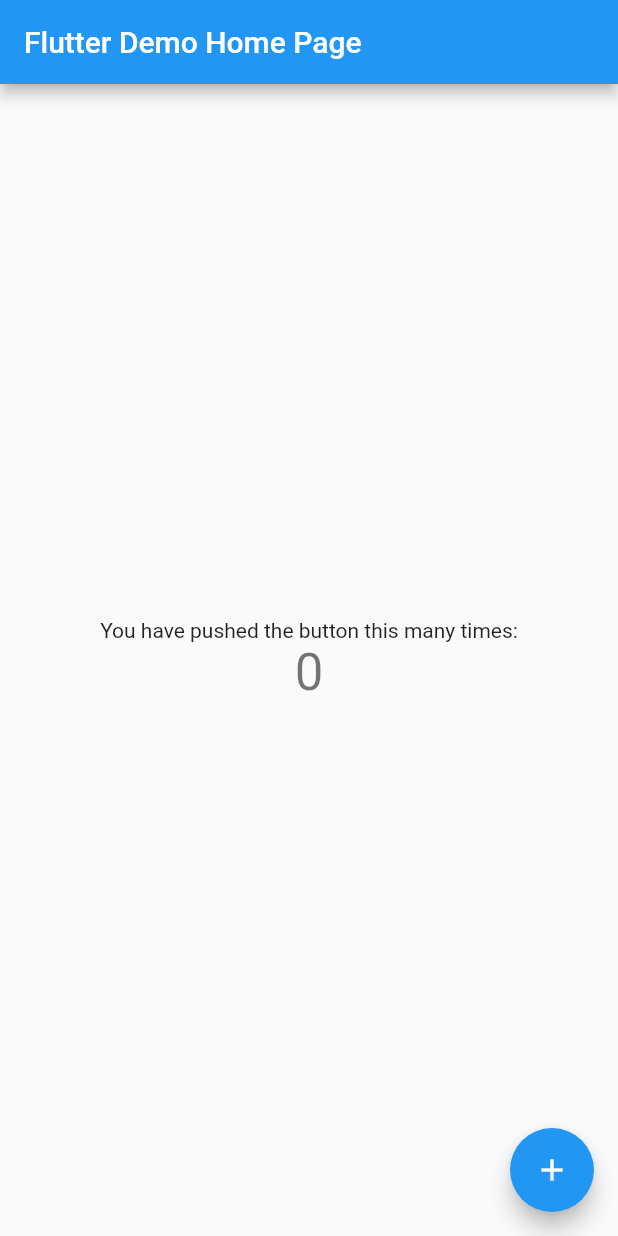
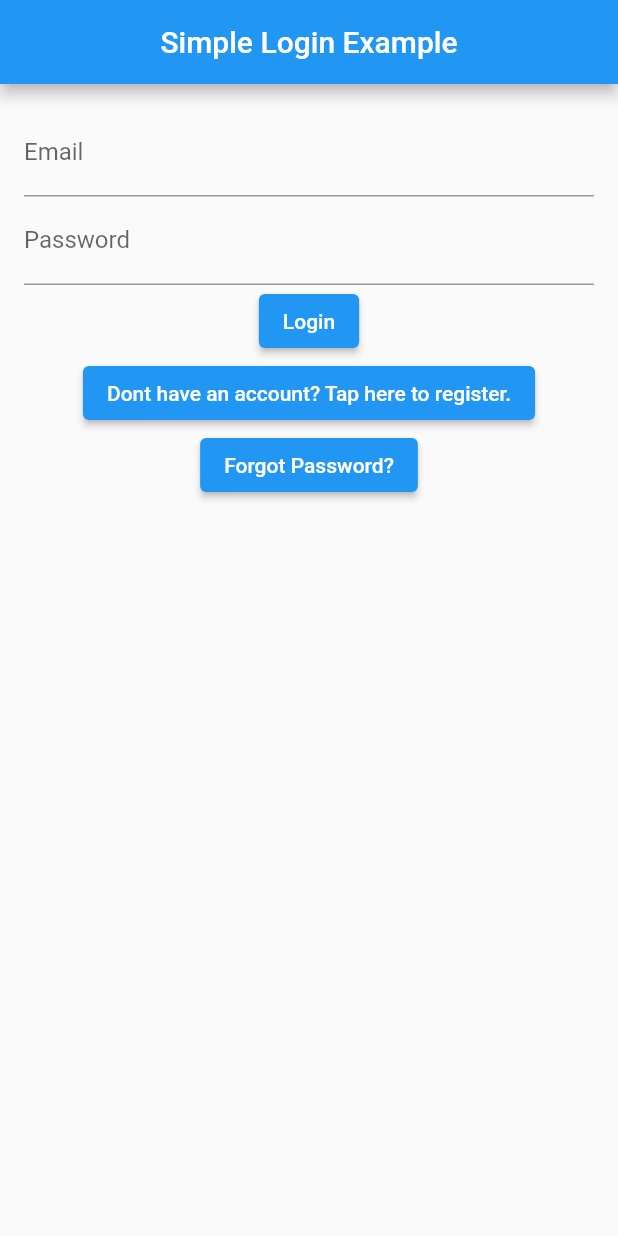
Before and after one commit to zaher88abd/Flutter_Amplfiy, a Flutter app: the screen it shows after launch, on a phone screen of 412 x 824 dp. Run offline on Flutter 3.47's test engine with Material 2 defaults, Android fonts, the phone set to English and light mode, and no system bars; missing offline and left inert: amplify_auth_cognito, amplify_flutter.

Commit message:
SingUp new user

```diff
--- a/amplify/team-provider-info.json
+++ b/amplify/team-provider-info.json
@@ -10,6 +10,11 @@
             "StackName": "amplify-flutteramplifytutoir-dev-222748",
             "StackId": "arn:aws:cloudformation:us-east-1:160325224335:stack/amplify-flutteramplifytutoir-dev-222748/0b514710-807f-11eb-b1de-1271b8f35690",
             "AmplifyAppId": "d3gyj3fnvxlxqt"
+        },
+        "categories": {
+            "auth": {
+                "flutteramplifytutoirdc1baaf2": {}
+            }
         }
     }
 }
--- a/lib/amplifyconfiguration.dart
+++ b/lib/amplifyconfiguration.dart
@@ -1,4 +1,36 @@
 const amplifyconfig = ''' {
     "UserAgent": "aws-amplify-cli/2.0",
-    "Version": "1.0"
+    "Version": "1.0",
+    "auth": {
+        "plugins": {
+            "awsCognitoAuthPlugin": {
+                "UserAgent": "aws-amplify-cli/0.1.0",
+                "Version": "0.1.0",
+                "IdentityManager": {
+                    "Default": {}
+                },
+                "CredentialsProvider": {
+                    "CognitoIdentity": {
+                        "Default": {
+                            "PoolId": "us-east-1:47bcae7e-b29d-4c83-860d-429f1e706f12",
+                            "Region": "us-east-1"
+                        }
+                    }
+                },
+                "CognitoUserPool": {
+                    "Default": {
+                        "PoolId": "us-east-1_nRUwiIboW",
+                        "AppClientId": "58oainkapr98std0m33pfhtb9m",
+                        "AppClientSecret": "62lqc96j4frstbhfg0ojv30f9b8h8ns698std4hqqlgk9u2pe3p",
+                        "Region": "us-east-1"
+                    }
+                },
+                "Auth": {
+                    "Default": {
+                        "authenticationFlowType": "USER_SRP_AUTH"
+                    }
+                }
+            }
+        }
+    }
 }''';
--- a/lib/main.dart
+++ b/lib/main.dart
@@ -2,7 +2,7 @@
 
 // Amplify Flutter Packages
 import 'package:amplify_flutter/amplify.dart';
-import 'package:amplify_analytics_pinpoint/amplify_analytics_pinpoint.dart';
+// import 'package:amplify_analytics_pinpoint/amplify_analytics_pinpoint.dart';
 import 'package:amplify_auth_cognito/amplify_auth_cognito.dart';
 
 // Generated in previous step
@@ -73,6 +73,16 @@
     });
   }
 
+  // Future<String> _signIn(LoginData data) async {
+  //   print("singup");
+  //   return '';
+  // }
+
+  // Future<String> _singUp(LoginData data) async {
+  //   print("singup");
+  //   return '';
+  // }
+
   @override
   Widget build(BuildContext context) {
     // This method is rerun every time setState is called, for instance as done
@@ -81,55 +91,17 @@
     // The Flutter framework has been optimized to make rerunning build methods
     // fast, so that you can just rebuild anything that needs updating rather
     // than having to individually change instances of widgets.
-    return Scaffold(
-      appBar: AppBar(
-        // Here we take the value from the MyHomePage object that was created by
-        // the App.build method, and use it to set our appbar title.
-        title: Text(widget.title),
-      ),
-      body: Center(
-        // Center is a layout widget. It takes a single child and positions it
-        // in the middle of the parent.
-        child: Column(
-          // Column is also a layout widget. It takes a list of children and
-          // arranges them vertically. By default, it sizes itself to fit its
-          // children horizontally, and tries to be as tall as its parent.
-          //
-          // Invoke "debug painting" (press "p" in the console, choose the
-          // "Toggle Debug Paint" action from the Flutter Inspector in Android
-          // Studio, or the "Toggle Debug Paint" command in Visual Studio Code)
-          // to see the wireframe for each widget.
-          //
-          // Column has various properties to control how it sizes itself and
-          // how it positions its children. Here we use mainAxisAlignment to
-          // center the children vertically; the main axis here is the vertical
-          // axis because Columns are vertical (the cross axis would be
-          // horizontal).
-          mainAxisAlignment: MainAxisAlignment.center,
-          children: <Widget>[
-            Text(
-              'You have pushed the button this many times:',
-            ),
-            Text(
-              '$_counter',
-              style: Theme.of(context).textTheme.headline4,
-            ),
-          ],
-        ),
-      ),
-      floatingActionButton: FloatingActionButton(
-        onPressed: _incrementCounter,
-        tooltip: 'Increment',
-        child: Icon(Icons.add),
-      ), // This trailing comma makes auto-formatting nicer for build methods.
+    return new MaterialApp(
+      title: 'Flutter Simple Login Demo',
+      theme: new ThemeData(primarySwatch: Colors.blue),
+      home: new LoginPage(),
     );
   }
 
   void _configureAmplify() async {
     // Add Pinpoint and Cognito Plugins, or any other plugins you want to use
-    AmplifyAnalyticsPinpoint analyticsPlugin = AmplifyAnalyticsPinpoint();
     AmplifyAuthCognito authPlugin = AmplifyAuthCognito();
-    Amplify.addPlugins([authPlugin, analyticsPlugin]);
+    Amplify.addPlugins([authPlugin]);
 
     // Once Plugins are added, configure Amplify
     // Note: Amplify can only be configured once.
@@ -141,3 +113,167 @@
     }
   }
 }
+
+class LoginPage extends StatefulWidget {
+  @override
+  State<StatefulWidget> createState() => _LoginPageState();
+}
+
+// Used for controlling whether the user is loggin or creating an account
+enum FormType { login, register }
+
+class _LoginPageState extends State<LoginPage> {
+  final TextEditingController _emailFilter = new TextEditingController();
+  final TextEditingController _passwordFilter = new TextEditingController();
+  String _email = "";
+  String _password = "";
+  FormType _form = FormType
+      .login; // our default setting is to login, and we should switch to creating an account when the user chooses to
+
+  var isSignUpComplete = false;
+  _LoginPageState() {
+    _emailFilter.addListener(_emailListen);
+    _passwordFilter.addListener(_passwordListen);
+  }
+
+  void _emailListen() {
+    if (_emailFilter.text.isEmpty) {
+      _email = "";
+    } else {
+      _email = _emailFilter.text;
+    }
+  }
+
+  void _passwordListen() {
+    if (_passwordFilter.text.isEmpty) {
+      _password = "";
+    } else {
+      _password = _passwordFilter.text;
+    }
+  }
+
+  // Swap in between our two forms, registering and logging in
+  void _formChange() async {
+    setState(() {
+      if (_form == FormType.register) {
+        _form = FormType.login;
+      } else {
+        _form = FormType.register;
+      }
+    });
+  }
+
+  @override
+  Widget build(BuildContext context) {
+    return new Scaffold(
+      appBar: _buildBar(context),
+      body: new Container(
+        padding: EdgeInsets.all(16.0),
+        child: new Column(
+          children: <Widget>[
+            _buildTextFields(),
+            _buildButtons(),
+          ],
+        ),
+      ),
+    );
+  }
+
+  Widget _buildBar(BuildContext context) {
+    return new AppBar(
+      title: new Text("Simple Login Example"),
+      centerTitle: true,
+    );
+  }
+
+  Widget _buildTextFields() {
+    return new Container(
+      child: new Column(
+        children: <Widget>[
+          new Container(
+            child: new TextField(
+              controller: _emailFilter,
+              decoration: new InputDecoration(labelText: 'Email'),
+            ),
+          ),
+          new Container(
+            child: new TextField(
+              controller: _passwordFilter,
+              decoration: new InputDecoration(labelText: 'Password'),
+              obscureText: true,
+            ),
+          )
+        ],
+      ),
+    );
+  }
+
+  Widget _buildButtons() {
+    if (_form == FormType.login) {
+      return Container(
+        child: Column(
+          children: <Widget>[
+            ElevatedButton(
+              child: Text('Login'),
+              onPressed: _loginPressed,
+            ),
+            ElevatedButton(
+              child: Text('Dont have an account? Tap here to register.'),
+              onPressed: _formChange,
+            ),
+            ElevatedButton(
+              child: Text('Forgot Password?'),
+              onPressed: _passwordReset,
+            )
+          ],
+        ),
+      );
+    } else {
+      return Container(
+        child: Column(
+          children: <Widget>[
+            ElevatedButton(
+              child: Text('Create an Account'),
+              onPressed: _createAccountPressed,
+            ),
+            TextButton(
+              child: Text('Have an account? Click here to login.'),
+              onPressed: _formChange,
+            )
+          ],
+        ),
+      );
+    }
+  }
+
+  // These functions can self contain any user auth logic required, they all have access to _email and _password
+
+  void _loginPressed() async {
+    print('The user wants to login with $_email and $_password');
+  }
+
+  void _createAccountPressed() async {
+    try {
+      Map<String, String> userAttributes = {
+        'email': _email,
+        'phone_number': '+15559101234',
+        // additional attributes as needed
+      };
+      SignUpResult res = await Amplify.Auth.signUp(
+          username: _email,
+          password: _password,
+          options: CognitoSignUpOptions(userAttributes: userAttributes));
+
+      print("SingUp" + (res.isSignUpComplete ? "Complete" : "Not Complete"));
+
+      print('The user wants to create an accoutn with $_email and $_password');
+      _formChange();
+    } on AuthException catch (e) {
+      print(e.message);
+    }
+  }
+
+  void _passwordReset() {
+    print("The user wants a password reset request sent to $_email");
+  }
+}
--- a/pubspec.yaml
+++ b/pubspec.yaml
@@ -27,6 +27,7 @@
   amplify_flutter: '<1.0.0'
   amplify_auth_cognito: '<1.0.0'
   amplify_analytics_pinpoint: '<1.0.0'
+
 
 
   # The following adds the Cupertino Icons font to your application.
```
Also changed, not shown: 3 other files.
